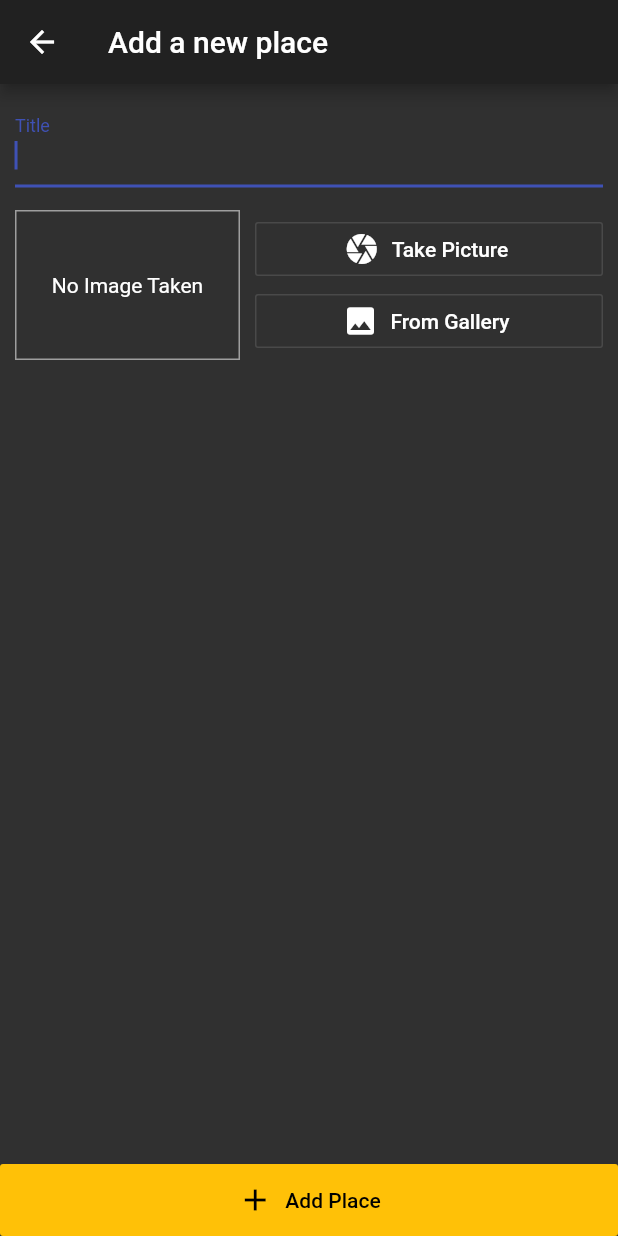
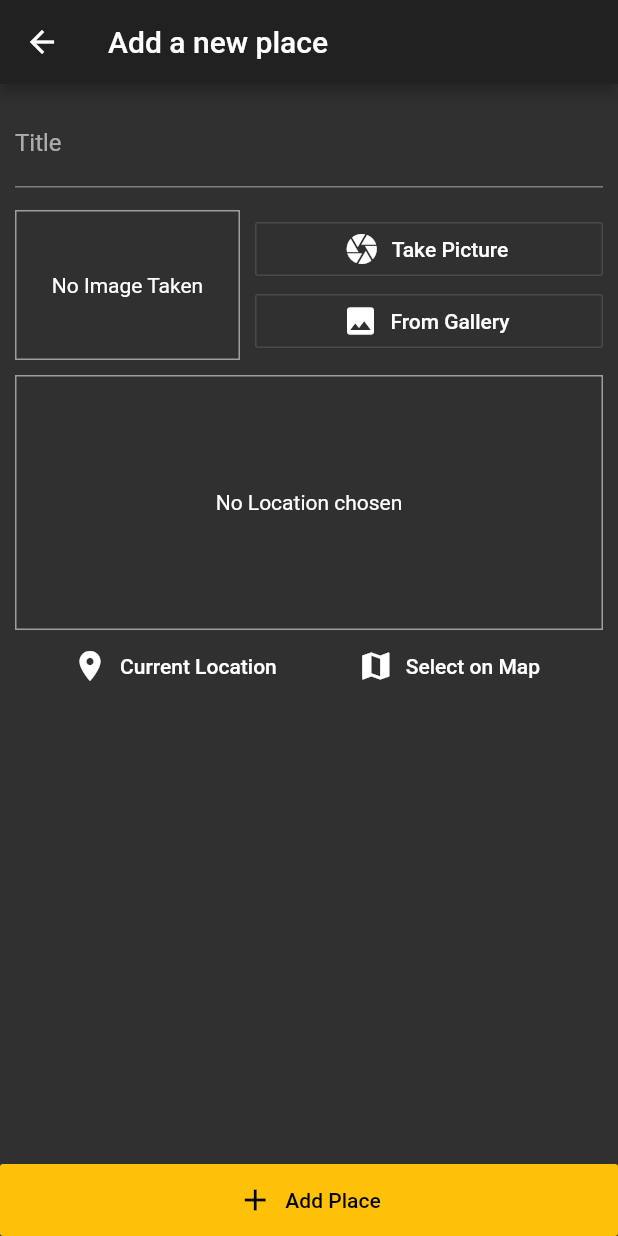
Before and after one commit to shubhs0707/places, a Flutter app: the screen it shows after launch, after a tap on the "add" icon, on a phone screen of 412 x 824 dp. Run offline on Flutter 3.47's test engine with Material 2 defaults, Android fonts, the light colour scheme and no system bars; our stand-ins replace google_maps_flutter, image_picker, location, sqflite; accounts and stored records are empty.

Commit message:
Google Maps added

```diff
--- /dev/null
+++ b/lib/helpers/db_helper.dart
@@ -0,0 +1,27 @@
+import 'package:sqflite/sqflite.dart' as sql;
+import 'package:path/path.dart' as path;
+
+class DBHelper {
+  static Future<sql.Database> database() async {
+    final dbPath = await sql.getDatabasesPath();
+    return sql.openDatabase(path.join(dbPath, 'places.db'),
+        onCreate: (db, version) {
+      return db.execute(
+          'CREATE TABLE user_places(id TEXT PRIMARY KEY, title TEXT,image TEXT)');
+    }, version: 1);
+  }
+
+  static Future<void> insert(String table, Map<String, Object> data) async {
+    final db = await DBHelper.database();
+    db.insert(
+      table,
+      data,
+      conflictAlgorithm: sql.ConflictAlgorithm.replace,
+    );
+  }
+
+  static Future<List<Map<String, dynamic>>> getData(String table) async {
+    final db = await DBHelper.database();
+    return db.query(table);
+  }
+}
--- /dev/null
+++ b/lib/helpers/location_helper.dart
@@ -0,0 +1,8 @@
+const GOOGLE_API_Key = 'AIzaSyA_Zdlro6_cfCbXoRjn1mTLbB9ils3v8lQ';
+
+class LocationHelper {
+  static String generateLocationPreviewImage(
+      {double latitude, double longitude}) {
+    return 'https://maps.googleapis.com/maps/api/staticmap?center=$latitude,$longitude&zoom=14&size=400x400&maptype=roadmap&markers=color:red%7Clabel:H%7C$latitude,$longitude&key=$GOOGLE_API_Key';
+  }
+}
--- a/lib/models/place.dart
+++ b/lib/models/place.dart
@@ -7,7 +7,7 @@ class PlaceLoaction {
   final double longitude;
   final String address;
 
-  PlaceLoaction({
+  const PlaceLoaction({
     @required this.latitude,
     @required this.longitude,
     this.address,
--- a/lib/providers/great_places.dart
+++ b/lib/providers/great_places.dart
@@ -2,6 +2,7 @@ import 'dart:io';
 import 'package:flutter/foundation.dart';
 
 import '../models/place.dart';
+import '../helpers/db_helper.dart';
 
 class GreatPlaces with ChangeNotifier {
   List<Place> _items = [];
@@ -19,5 +20,26 @@ class GreatPlaces with ChangeNotifier {
 
     _items.add(newPlace);
     notifyListeners();
+    DBHelper.insert('user_places', {
+      'id': newPlace.id,
+      'title': newPlace.title,
+      'image': newPlace.image.path
+    });
+  }
+
+  Future<void> fetchAndSetPlaces() async {
+    final dataList = await DBHelper.getData('user_places');
+    _items = dataList
+        .map(
+          (e) => Place(
+            id: e['id'],
+            title: e['title'],
+            image: File(e['image']),
+            location: null,
+          ),
+        )
+        .toList();
+    print(_items);
+    notifyListeners();
   }
 }
--- a/lib/screens/add_place_screen.dart
+++ b/lib/screens/add_place_screen.dart
@@ -4,6 +4,7 @@ import 'package:flutter/material.dart';
 import 'package:provider/provider.dart';
 
 import '../widgets/image_input.dart';
+import '../widgets/location_input.dart';
 import '../providers/great_places.dart';
 
 class AddPlaceScreen extends StatefulWidget {
@@ -64,12 +65,16 @@ class _AddPlaceScreenState extends State<AddPlaceScreen> {
                         labelText: 'Title',
                       ),
                       controller: _titleController,
-                      autofocus: true,
+                      // autofocus: true,
                     ),
                     SizedBox(
                       height: 15,
                     ),
                     ImageInput(_selectImage),
+                    SizedBox(
+                      height: 10,
+                    ),
+                    LocationInput(),
                   ],
                 ),
               ),
--- a/lib/screens/places_list_screen.dart
+++ b/lib/screens/places_list_screen.dart
@@ -19,11 +19,20 @@ class PlacesListScreen extends StatelessWidget {
                 }),
           ],
         ),
-        body: Consumer<GreatPlaces>(
+        body: FutureBuilder(
+          future: Provider.of<GreatPlaces>(context, listen: false)
+              .fetchAndSetPlaces(),
+          builder: (ctx, snapshot) => snapshot.connectionState ==
+                  ConnectionState.waiting
+              ? Center(
+                  child: CircularProgressIndicator(),
+                )
+              : Consumer<GreatPlaces>(
                   child: const Center(
                     child: Text('No Places Added. Add some'),
                   ),
-          builder: (ctx, greatPlaces, ch) => greatPlaces.items.length <= 0
+                  builder: (ctx, greatPlaces, ch) => greatPlaces.items.length <=
+                          0
                       ? ch
                       : ListView.builder(
                           itemCount: greatPlaces.items.length,
@@ -45,6 +54,7 @@ class PlacesListScreen extends StatelessWidget {
                             );
                           }),
                 ),
+        ),
         floatingActionButton: FloatingActionButton.extended(
           heroTag: 'addButton',
           onPressed: () {
--- a/lib/widgets/image_input.dart
+++ b/lib/widgets/image_input.dart
@@ -29,6 +29,9 @@ class _ImageInputState extends State<ImageInput> {
             maxWidth: 600,
             imageQuality: 70,
           );
+    if (imageFile == null) {
+      return;
+    }
     setState(() {
       _storedImage = File(imageFile.path);
     });
--- /dev/null
+++ b/lib/widgets/location_input.dart
@@ -0,0 +1,91 @@
+import 'package:flutter/material.dart';
+
+import 'package:location/location.dart';
+
+import '../helpers/location_helper.dart';
+
+import '../screens/map_screen.dart';
+
+class LocationInput extends StatefulWidget {
+  @override
+  _LocationInputState createState() => _LocationInputState();
+}
+
+class _LocationInputState extends State<LocationInput> {
+  String _previewImageUrl;
+
+  Future<void> _getCurrentLocation() async {
+    final locData = await Location().getLocation();
+    final mapImageUrl = LocationHelper.generateLocationPreviewImage(
+      latitude: locData.latitude,
+      longitude: locData.longitude,
+    );
+
+    setState(() {
+      _previewImageUrl = mapImageUrl;
+    });
+  }
+
+  Future<void> _selectOnMap() async {
+    final selectedLocation = await Navigator.of(context).push(
+      MaterialPageRoute(
+        builder: (ctx) => MapScreen(
+          isSelecting: true,
+        ),
+        fullscreenDialog: true,
+      ),
+    );
+    if (selectedLocation == null) {
+      return;
+    }
+    //...
+  }
+
+  @override
+  Widget build(BuildContext context) {
+    return Column(
+      children: [
+        Container(
+          height: 170,
+          width: double.infinity,
+          alignment: Alignment.center,
+          decoration: BoxDecoration(
+            border: Border.all(
+              width: 1,
+              color: Colors.grey,
+            ),
+          ),
+          child: _previewImageUrl == null
+              ? Text(
+                  'No Location chosen',
+                  textAlign: TextAlign.center,
+                )
+              : Image.network(
+                  _previewImageUrl,
+                  fit: BoxFit.cover,
+                  width: double.infinity,
+                ),
+        ),
+        Row(
+          mainAxisAlignment: MainAxisAlignment.spaceEvenly,
+          children: [
+            FlatButton.icon(
+              onPressed: _getCurrentLocation,
+              icon: Icon(Icons.location_on),
+              label: Text(
+                "Current Location",
+              ),
+              // textColor: Theme.of(context).accentColor,
+            ),
+            FlatButton.icon(
+              onPressed: _selectOnMap,
+              icon: Icon(Icons.map),
+              label: Text("Select on Map"),
+              // textColor: Theme.of(context).accentColor,
+            )
+          ],
+        )
+      ],
+    );
+  }
+}
--- a/pubspec.yaml
+++ b/pubspec.yaml
@@ -27,6 +27,10 @@ dependencies:
   image_picker: ^0.6.7+11
   path_provider: ^1.6.18
   path: ^1.7.0
+  sqflite: ^1.3.1+1
+  location: ^3.0.2
+  google_maps_flutter: ^1.0.2
+
 
 
 
```
Also changed, not shown: lib/screens/map_screen.dart (added, +36 -0 lines), pubspec.lock, 1 other file. Lines whose indentation alone changed are shown as unchanged.
